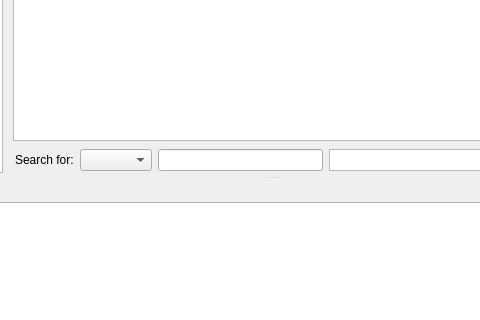
Above: filemapper.ui from djwong/filemapper before the change; both pictures show x 255 to 735 and y 311 to 631 of the 1057 by 729 pixel window. Below: the same form after it.
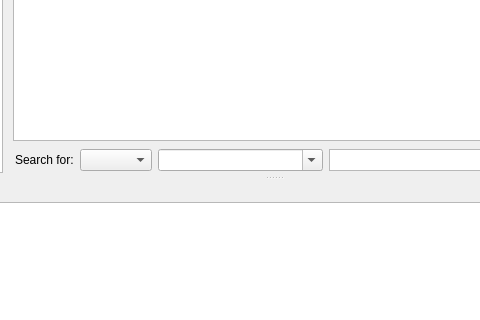
That is the form after the change. Icons and pictures are not drawn.

Commit message: Implement a clearable combobox for query history.

Diff of the .ui file:
```diff
--- a/filemapper.ui
+++ b/filemapper.ui
@@ -104,7 +104,17 @@
         </widget>
        </item>
        <item>
-        <widget class="QLineEdit" name="query_text"/>
+        <widget class="QComboBox" name="query_text">
+         <property name="sizePolicy">
+          <sizepolicy hsizetype="Expanding" vsizetype="Fixed">
+           <horstretch>0</horstretch>
+           <verstretch>0</verstretch>
+          </sizepolicy>
+         </property>
+         <property name="editable">
+          <bool>true</bool>
+         </property>
+        </widget>
        </item>
        <item>
         <widget class="QListView" name="query_checklist">
```
The commit also changes 1 other file.
